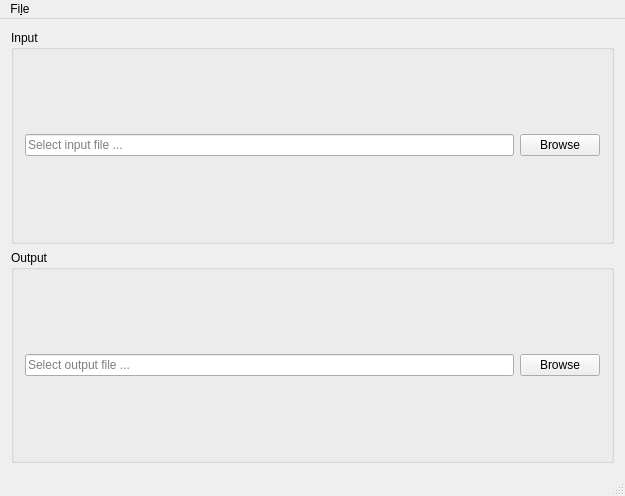
Before: the Qt Designer form mainwindow.ui in Bertral/IHMPEG, drawn with Qt 5.
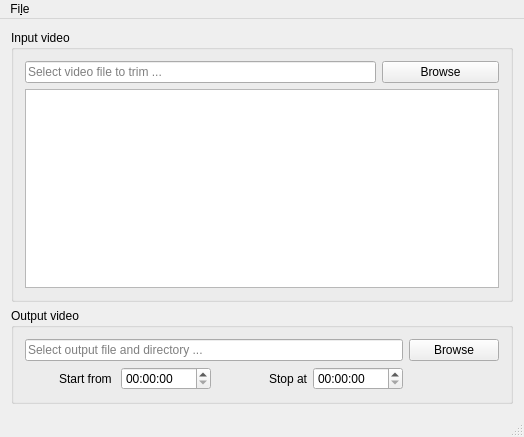
After: the same form once the commit is applied.

```diff
--- a/mainwindow.ui
+++ b/mainwindow.ui
@@ -6,8 +6,8 @@
    <rect>
     <x>0</x>
     <y>0</y>
-    <width>625</width>
-    <height>496</height>
+    <width>524</width>
+    <height>437</height>
    </rect>
   </property>
   <property name="windowTitle">
@@ -18,18 +18,29 @@
     <item>
      <widget class="QGroupBox" name="groupBox">
       <property name="title">
-       <string>Input</string>
+       <string>Input video</string>
       </property>
       <layout class="QGridLayout" name="gridLayout">
-       <item row="0" column="1">
+       <item row="0" column="3">
         <widget class="QPushButton" name="browseInput">
          <property name="text">
           <string>Browse</string>
          </property>
         </widget>
        </item>
-       <item row="0" column="0">
-        <widget class="QLineEdit" name="lineEdit">
+       <item row="1" column="0" colspan="4">
+        <widget class="QTextBrowser" name="textBrowser">
+         <property name="html">
+          <string>&lt;!DOCTYPE HTML PUBLIC &quot;-//W3C//DTD HTML 4.0//EN&quot; &quot;http://www.w3.org/TR/REC-html40/strict.dtd&quot;&gt;
+&lt;html&gt;&lt;head&gt;&lt;meta name=&quot;qrichtext&quot; content=&quot;1&quot; /&gt;&lt;style type=&quot;text/css&quot;&gt;
+p, li { white-space: pre-wrap; }
+&lt;/style&gt;&lt;/head&gt;&lt;body style=&quot; font-family:'Noto Sans'; font-size:10pt; font-weight:400; font-style:normal;&quot;&gt;
+&lt;p style=&quot;-qt-paragraph-type:empty; margin-top:0px; margin-bottom:0px; margin-left:0px; margin-right:0px; -qt-block-indent:0; text-indent:0px;&quot;&gt;&lt;br /&gt;&lt;/p&gt;&lt;/body&gt;&lt;/html&gt;</string>
+         </property>
+        </widget>
+       </item>
+       <item row="0" column="0" colspan="3">
+        <widget class="QLineEdit" name="inputFileName">
          <property name="sizePolicy">
           <sizepolicy hsizetype="Expanding" vsizetype="Fixed">
            <horstretch>0</horstretch>
@@ -43,7 +54,7 @@
           <string/>
          </property>
          <property name="placeholderText">
-          <string>Select input file ...</string>
+          <string>Select video file to trim ...</string>
          </property>
         </widget>
        </item>
@@ -53,23 +64,49 @@
     <item>
      <widget class="QGroupBox" name="groupBox_2">
       <property name="title">
-       <string>Output</string>
+       <string>Output video</string>
       </property>
       <layout class="QGridLayout" name="gridLayout_2">
-       <item row="0" column="0">
-        <widget class="QLineEdit" name="lineEdit_2">
-         <property name="placeholderText">
-          <string>Select output file ...</string>
-         </property>
-        </widget>
-       </item>
-       <item row="0" column="1">
-        <widget class="QPushButton" name="pushButton">
+       <item row="0" column="5">
+        <widget class="QPushButton" name="browseOutput">
          <property name="text">
           <string>Browse</string>
          </property>
         </widget>
        </item>
+       <item row="0" column="1" colspan="4">
+        <widget class="QLineEdit" name="outputFileName">
+         <property name="placeholderText">
+          <string>Select output file and directory ...</string>
+         </property>
+        </widget>
+       </item>
+       <item row="1" column="1">
+        <widget class="QLabel" name="label">
+         <property name="text">
+          <string>Start from </string>
+         </property>
+         <property name="alignment">
+          <set>Qt::AlignRight|Qt::AlignTrailing|Qt::AlignVCenter</set>
+         </property>
+        </widget>
+       </item>
+       <item row="1" column="2">
+        <widget class="QTimeEdit" name="timeEdit_2"/>
+       </item>
+       <item row="1" column="3">
+        <widget class="QLabel" name="label_2">
+         <property name="text">
+          <string>Stop at</string>
+         </property>
+         <property name="alignment">
+          <set>Qt::AlignRight|Qt::AlignTrailing|Qt::AlignVCenter</set>
+         </property>
+        </widget>
+       </item>
+       <item row="1" column="4">
+        <widget class="QTimeEdit" name="timeEdit"/>
+       </item>
       </layout>
       <zorder>groupBox</zorder>
       <zorder>lineEdit_2</zorder>
@@ -83,7 +120,7 @@
     <rect>
      <x>0</x>
      <y>0</y>
-     <width>625</width>
+     <width>524</width>
      <height>23</height>
     </rect>
    </property>
```
Left out of the diff: 3 changed lines with no effect on the pictures.
